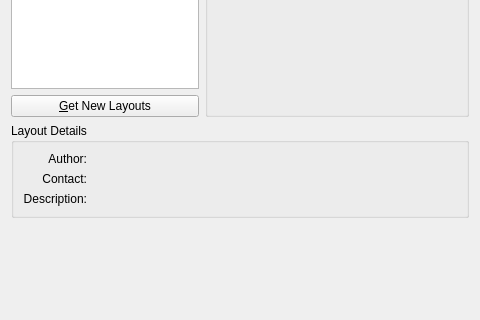
This is src/gametype.ui in KDE/kmahjongg as Qt 5 draws it before an edit; both pictures show x 0 to 480 and y 141 to 461 of the 480 by 461 pixel window. The edited form follows.
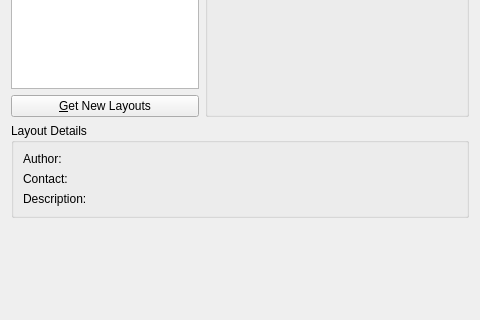
This is the edited form.

Commit message:
Layout selection UI: use QFormLayout for listing properties
GIT_SILENT

Patch:
```diff
--- a/src/gametype.ui
+++ b/src/gametype.ui
@@ -89,84 +89,36 @@
             <property name="title">
              <string>Layout Details</string>
             </property>
-            <layout class="QHBoxLayout" name="_5">
-             <item>
-              <layout class="QVBoxLayout" name="_6">
-               <property name="margin">
-                <number>0</number>
-               </property>
-               <item>
+            <layout class="QFormLayout" name="formLayout">
+             <item row="0" column="0">
                 <widget class="QLabel" name="labelAuthor">
                  <property name="text">
                   <string>Author:</string>
                  </property>
-                 <property name="alignment">
-                  <set>Qt::AlignRight|Qt::AlignTrailing|Qt::AlignVCenter</set>
-                 </property>
-                </widget>
-               </item>
-               <item>
+              </widget>
+             </item>
+             <item row="0" column="1">
+              <widget class="QLabel" name="layoutAuthor"/>
+             </item>
+             <item row="1" column="0">
                 <widget class="QLabel" name="labelContact">
                  <property name="text">
                   <string>Contact:</string>
                  </property>
-                 <property name="alignment">
-                  <set>Qt::AlignRight|Qt::AlignTrailing|Qt::AlignVCenter</set>
-                 </property>
-                </widget>
-               </item>
-               <item>
+              </widget>
+             </item>
+             <item row="1" column="1">
+              <widget class="QLabel" name="layoutContact"/>
+             </item>
+             <item row="2" column="0">
                 <widget class="QLabel" name="labelDescription">
                  <property name="text">
                   <string>Description:</string>
                  </property>
-                 <property name="alignment">
-                  <set>Qt::AlignRight|Qt::AlignTrailing|Qt::AlignVCenter</set>
-                 </property>
-                </widget>
-               </item>
-              </layout>
-             </item>
-             <item>
-              <layout class="QVBoxLayout" name="_7">
-               <property name="margin">
-                <number>0</number>
-               </property>
-               <item>
-                <widget class="QLabel" name="layoutAuthor">
-                 <property name="text">
-                  <string/>
-                 </property>
-                </widget>
-               </item>
-               <item>
-                <widget class="QLabel" name="layoutContact">
-                 <property name="text">
-                  <string/>
-                 </property>
-                </widget>
-               </item>
-               <item>
-                <widget class="QLabel" name="layoutDescription">
-                 <property name="text">
-                  <string/>
-                 </property>
-                </widget>
-               </item>
-              </layout>
-             </item>
-             <item>
-              <spacer>
-               <property name="orientation">
-                <enum>Qt::Horizontal</enum>
-               </property>
-               <property name="sizeHint" stdset="0">
-                <size>
-                 <width>40</width>
-                 <height>20</height>
-                </size>
-               </property>
-              </spacer>
+              </widget>
+             </item>
+             <item row="2" column="1">
+              <widget class="QLabel" name="layoutDescription"/>
              </item>
             </layout>
            </widget>
```
Lines whose indentation alone changed are shown as unchanged.
